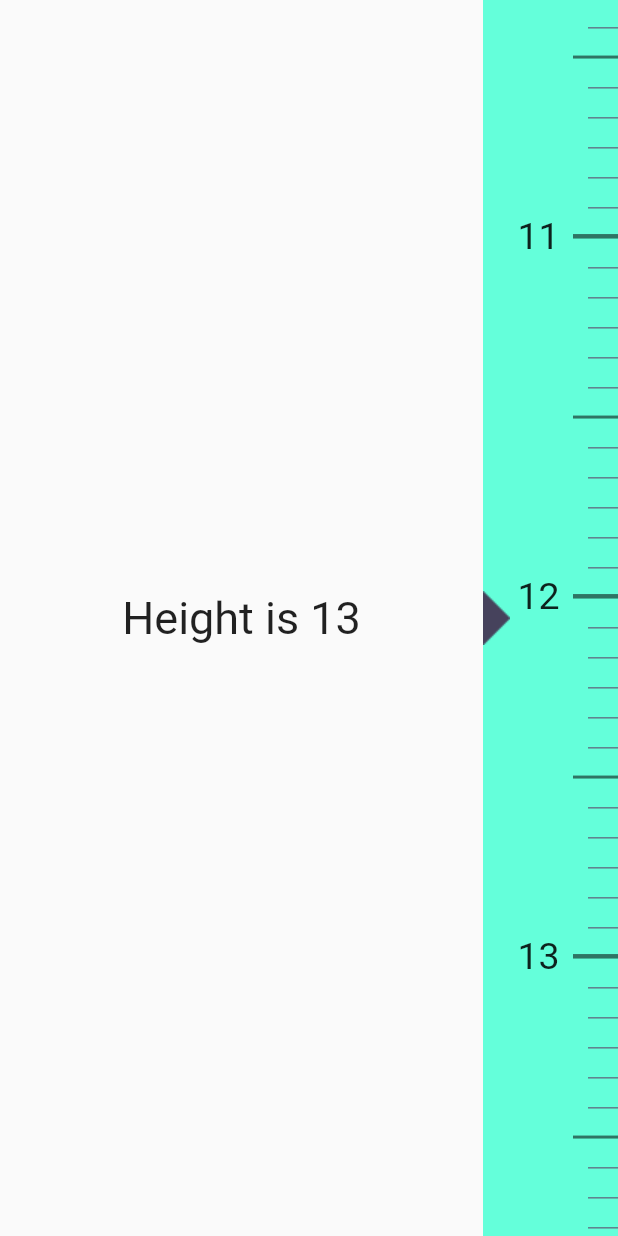
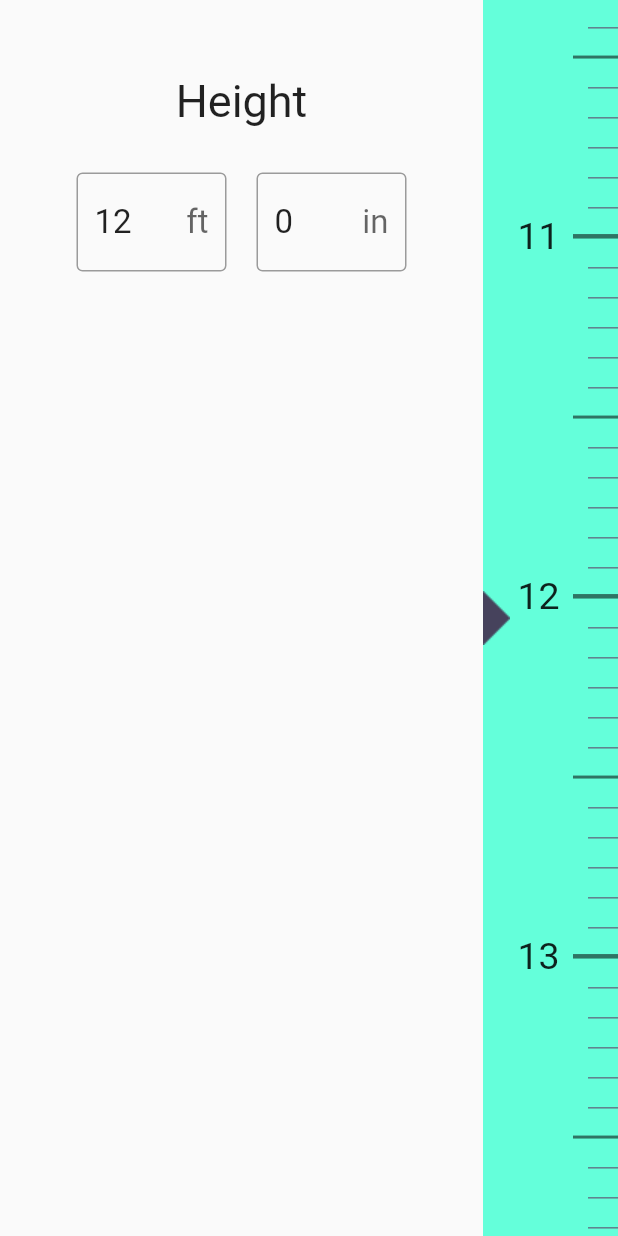
Before and after one commit to pinkeshdarji/HeightWeightScale, a Flutter app: the screen it shows after launch, scrolled down 2880 dp, on a phone screen of 412 x 824 dp. Run offline on Flutter 3.47's test engine with Material 2 defaults, Android fonts, the phone set to English and light mode, and no system bars.

Commit message:
scale values to textform

```diff
--- a/lib/ui/height_weight_scale.dart
+++ b/lib/ui/height_weight_scale.dart
@@ -10,17 +10,20 @@ class HeightWeightScalePage extends StatefulWidget {
 class _HeightWeightScalePageState extends State<HeightWeightScalePage> {
   ScrollController _controller;
   List<MeasurementLine> measurementLineList = List<MeasurementLine>();
+  final feetController = TextEditingController();
+  final inchController = TextEditingController();
 
   _scrollListener() {
     debugPrint('${_controller.offset}');
+    _convertToinch(_controller.offset.toInt());
   }
 
   @override
   void initState() {
     super.initState();
-    _controller = ScrollController(initialScrollOffset: -100);
+    _controller = ScrollController();
     _controller.addListener(_scrollListener);
-
+    //feetController.addListener(_printLatestValue);
     _fillData();
   }
 
@@ -28,6 +31,8 @@ class _HeightWeightScalePageState extends State<HeightWeightScalePage> {
   void dispose() {
     _controller.removeListener(_scrollListener);
     _controller.dispose();
+    feetController.dispose();
+    inchController.dispose();
     super.dispose();
   }
 
@@ -38,11 +43,52 @@ class _HeightWeightScalePageState extends State<HeightWeightScalePage> {
         child: Row(
           children: <Widget>[
             Expanded(
-              child: Center(
-                child: Text(
-                  'Height is 13',
-                  style: TextStyle(fontSize: 30),
-                ),
+              child: Column(
+                children: <Widget>[
+                  SizedBox(
+                    height: 50,
+                  ),
+                  Text(
+                    'Height',
+                    style: TextStyle(fontSize: 30),
+                  ),
+                  SizedBox(
+                    height: 30,
+                  ),
+                  Row(
+                    mainAxisAlignment: MainAxisAlignment.center,
+                    children: <Widget>[
+                      Container(
+                        width: 100,
+                        child: TextField(
+                          controller: feetController,
+                          style: TextStyle(fontSize: 22),
+                          keyboardType: TextInputType.number,
+                          decoration: InputDecoration(
+                              hintText: '0',
+                              suffixText: 'ft',
+                              border: OutlineInputBorder()),
+                          onSubmitted: _printLatestValue(),
+                        ),
+                      ),
+                      SizedBox(
+                        width: 20,
+                      ),
+                      Container(
+                        width: 100,
+                        child: TextField(
+                          controller: inchController,
+                          style: TextStyle(fontSize: 22),
+                          keyboardType: TextInputType.number,
+                          decoration: InputDecoration(
+                              hintText: '0',
+                              suffixText: 'in',
+                              border: OutlineInputBorder()),
+                        ),
+                      ),
+                    ],
+                  )
+                ],
               ),
             ),
             Container(
@@ -148,4 +194,20 @@ class _HeightWeightScalePageState extends State<HeightWeightScalePage> {
       }
     }
   }
+
+  void _convertToinch(int value) {
+    int inch = value ~/ 20;
+    int feet = inch ~/ 12;
+    int actualInches = inch % 12;
+    debugPrint('${feet} feet and ${actualInches} inch long');
+    feetController.text = feet.toString();
+    inchController.text = actualInches.toString();
+  }
+
+  _printLatestValue() {
+//    double moveTo = double.tryParse(feetController.text) ?? 0;
+//    _controller ??
+//        _controller.animateTo(moveTo,
+//            duration: Duration(milliseconds: 1000), curve: ElasticInCurve());
+  }
 }
```
